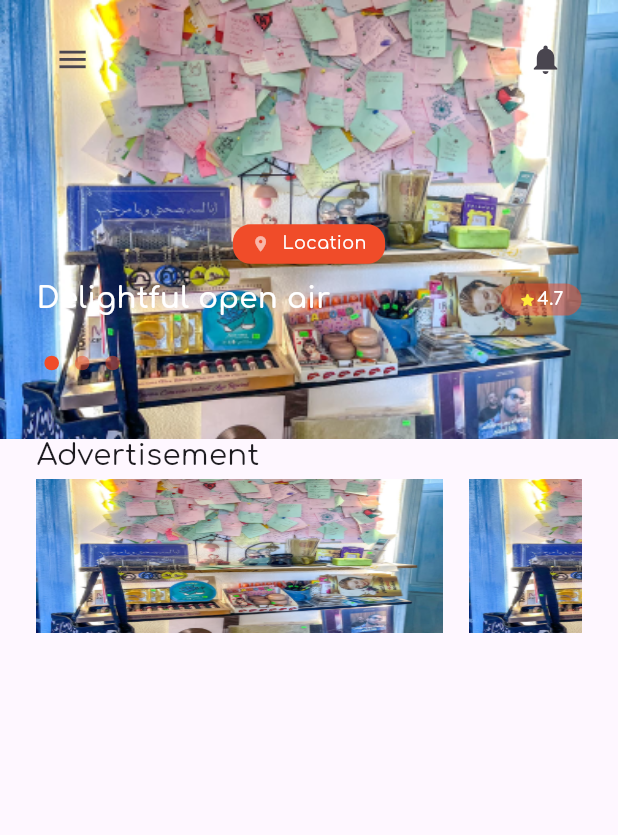
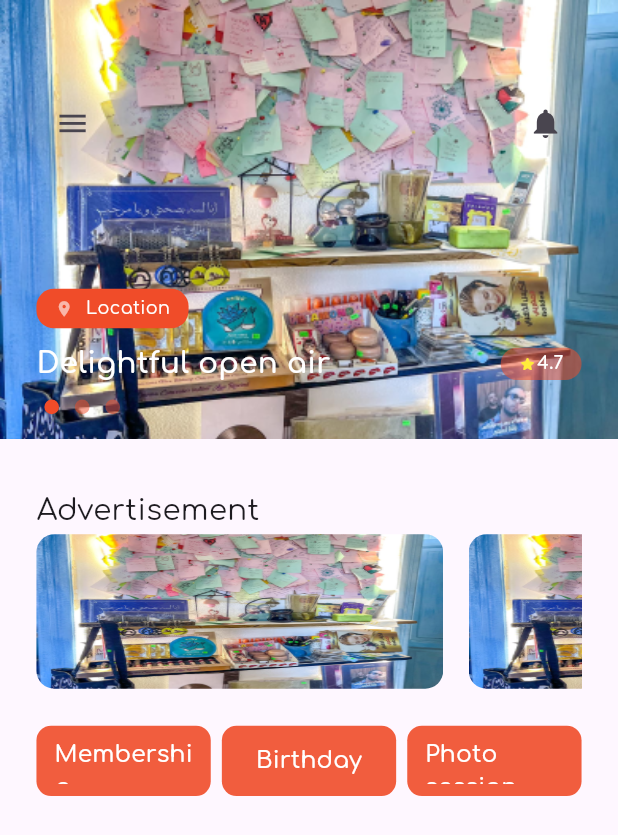
Before and after one commit to AhmedYasserww/shaghaf_app, a Flutter app: the HomeView screen opened by its route, on a phone screen of 412 x 824 dp. Shown: the top 835 px of the screen. Run offline on Flutter 3.47's test engine with Material 3 defaults, Android fonts, the phone set to English and light mode, and no system bars; drawn by our look-alikes of carousel_slider; our stand-ins replace flutter_otp_text_field, flutter_screenutil, flutter_svg, go_router, google_fonts.

Commit message:
some updates in home feature

```diff
--- a/lib/core/widgets/custom_button.dart
+++ b/lib/core/widgets/custom_button.dart
@@ -7,19 +7,22 @@ class CustomButton extends StatelessWidget {
     super.key,
     this.borderRadius,
     required this.text,
-    this.onPressed,
+    this.onPressed, this.color,  this.textStyle, this.height,
   });
   final String text;
   final BorderRadius? borderRadius;
   final  Function()? onPressed;
+  final Color? color;
+  final TextStyle? textStyle;
+  final double? height;
   @override
   Widget build(BuildContext context) {
     return SizedBox(
-      height: 37,
+      height: height?.h ?? 37.h,
       child: TextButton(
         onPressed: onPressed,
         style: TextButton.styleFrom(
-          backgroundColor: const Color(0xff20473E),
+          backgroundColor: color ?? const Color(0xff20473E),
           shape: RoundedRectangleBorder(
             borderRadius: borderRadius ??
                 BorderRadius.circular(
@@ -27,10 +30,12 @@ class CustomButton extends StatelessWidget {
                 ),
           ),
         ),
-        child: Text(
-          text,
-          style: Styles.textStyle12.copyWith(
-            color: Colors.white,
+        child: Center(
+          child: Text(
+            text,
+            style: textStyle ?? Styles.textStyle12.copyWith(
+              color: Colors.white,
+            ),
           ),
         ),
       ),
--- a/lib/core/widgets/custom_image.dart
+++ b/lib/core/widgets/custom_image.dart
@@ -1,17 +1,22 @@
 import 'package:flutter/material.dart';
 import 'package:flutter_screenutil/flutter_screenutil.dart';
 class CustomImage extends StatelessWidget {
-  const CustomImage({super.key, required this.width, required this.height, required this.url});
+  const CustomImage({super.key, required this.width, required this.height, required this.url, this.borderRadius});
   final double width;
   final double height;
    final String url;
+  final BorderRadius? borderRadius;
   @override
   Widget build(BuildContext context) {
     return Container(
       width: width.w,
       height: height.h,
       decoration: BoxDecoration(
-        image: DecorationImage(image: AssetImage(url),fit: BoxFit.fill)
+        image: DecorationImage(image: AssetImage(url),fit: BoxFit.fill),
+        borderRadius: borderRadius ??
+            BorderRadius.circular(
+              0.r,
+            ),
       ),
     );
   }
--- a/lib/features/home/presentation/views/widgets/home_view_app_bar.dart
+++ b/lib/features/home/presentation/views/widgets/home_view_app_bar.dart
@@ -5,7 +5,9 @@ class HomeViewAppBar extends StatelessWidget {
 
   @override
   Widget build(BuildContext context) {
-    return SafeArea(child: Row(
+    return Padding(
+      padding:  EdgeInsets.only(top: 60.h),
+      child: Row(
         mainAxisAlignment: MainAxisAlignment.start,
         crossAxisAlignment: CrossAxisAlignment.start,
         children: [
@@ -13,6 +15,7 @@ class HomeViewAppBar extends StatelessWidget {
           Spacer(),
           IconButton(onPressed: (){}, icon: Icon(Icons.notifications,size: 24.sp,)),
         ],
-    ));
+      ),
+    );
   }
 }
--- a/lib/features/home/presentation/views/widgets/home_view_body.dart
+++ b/lib/features/home/presentation/views/widgets/home_view_body.dart
@@ -1,7 +1,7 @@
 import 'package:flutter/material.dart';
 import 'package:shagaf/features/home/data/models/model.dart';
 import 'package:shagaf/features/home/presentation/views/widgets/home_view_carousel.dart';
-import 'package:shagaf/features/home/presentation/views/widgets/home_view_carousel_details.dart';
+import 'package:shagaf/features/home/presentation/views/widgets/home_view_details.dart';
 
 class HomeViewBody extends StatefulWidget {
   const HomeViewBody({Key? key}) : super(key: key);
@@ -22,7 +22,7 @@ class _HomeViewBodyState extends State<HomeViewBody> {
             });
           },
         ),
-        HomeViewCarouselDetails(
+        HomeViewDetails(
           currentIndex: _currentIndex,
           length: images.length,
         ),
--- a/lib/features/home/presentation/views/widgets/home_view_carousel.dart
+++ b/lib/features/home/presentation/views/widgets/home_view_carousel.dart
@@ -3,8 +3,6 @@ import 'package:flutter/material.dart';
 import 'package:flutter_screenutil/flutter_screenutil.dart';
 import 'package:shagaf/core/widgets/custom_image.dart';
 import 'package:shagaf/features/home/data/models/model.dart';
-import 'package:shagaf/features/home/presentation/views/widgets/home_view_carousel_details.dart';
-import 'package:shagaf/core/widgets/custom_indicator.dart';
 
 class HomeViewCarousel extends StatefulWidget {
   HomeViewCarousel({Key? key, required this.onIndexChanged}) : super(key: key);
--- a/lib/features/home/presentation/views/widgets/home_view_carousel_details.dart
+++ b/lib/features/home/presentation/views/widgets/home_view_details.dart
@@ -5,9 +5,10 @@ import 'package:shagaf/features/home/presentation/views/widgets/home_view_app_ba
 import 'package:shagaf/core/widgets/custom_indicator.dart';
 import 'package:shagaf/features/home/presentation/views/widgets/home_view_list.dart';
 import 'package:shagaf/features/home/presentation/views/widgets/home_view_location_and_name.dart';
+import 'package:shagaf/features/home/presentation/views/widgets/home_view_row_buttons.dart';
 
-class HomeViewCarouselDetails extends StatelessWidget {
-  const HomeViewCarouselDetails({
+class HomeViewDetails extends StatelessWidget {
+  const HomeViewDetails({
     Key? key,
     required this.currentIndex,
     required this.length,
@@ -19,16 +20,17 @@ class HomeViewCarouselDetails extends StatelessWidget {
   @override
   Widget build(BuildContext context) {
     return Padding(
-      padding: EdgeInsets.symmetric(horizontal: 23.w, vertical: 16.h),
+      padding: EdgeInsets.symmetric(horizontal: 23.w),
       child: Column(
         crossAxisAlignment: CrossAxisAlignment.start,
+        mainAxisAlignment: MainAxisAlignment.start,
         children: [
           HomeViewAppBar(),
           SizedBox(
             height: 88.h,
           ), // Adjust the height here
           HomeViewLocationAndName(),
-          SizedBox(height: 24.h),
+          SizedBox(height: 10.h),
           Align(
             alignment: Alignment.bottomLeft,
             child: CustomIndicator(
@@ -40,13 +42,21 @@ class HomeViewCarouselDetails extends StatelessWidget {
             ),
           ),
           SizedBox(
-            height: 44.h,
+            height: 40.h,
+          ),
+          SizedBox(
+            height: 12.h,
           ),
           Text(
             "Advertisement",
             style: Styles.textStyle20.copyWith(fontWeight: FontWeight.w400),
           ),
-          HomeViewList()
+          HomeViewList(),
+          SizedBox(
+            height: 24.h,
+          ),
+          HomeViewRowButtons(),
+
         ],
       ),
     );
--- a/lib/features/home/presentation/views/widgets/home_view_list.dart
+++ b/lib/features/home/presentation/views/widgets/home_view_list.dart
@@ -16,7 +16,8 @@ class HomeViewList extends StatelessWidget {
               CustomImage(
                   width: 243.w,
                   height: 108.h,
-                  url: "assets/images/Rectangle 346.png"),
+                  url: "assets/images/Rectangle 346.png",
+              borderRadius: BorderRadius.circular(12),),
               SizedBox(
                 width: 16.w,
               )
--- a/lib/features/home/presentation/views/widgets/home_view_location_and_name.dart
+++ b/lib/features/home/presentation/views/widgets/home_view_location_and_name.dart
@@ -8,6 +8,7 @@ class HomeViewLocationAndName extends StatelessWidget {
   @override
   Widget build(BuildContext context) {
     return Column(
+      crossAxisAlignment: CrossAxisAlignment.start,
       children: [
         Container(
           width: 96.w,
--- /dev/null
+++ b/lib/features/home/presentation/views/widgets/home_view_row_buttons.dart
@@ -0,0 +1,44 @@
+import 'package:flutter/material.dart';
+import 'package:flutter_screenutil/flutter_screenutil.dart';
+import 'package:shagaf/core/utils/styles.dart';
+import 'package:shagaf/core/widgets/custom_button.dart';
+
+class HomeViewRowButtons extends StatelessWidget {
+  const HomeViewRowButtons({Key? key}) : super(key: key);
+
+  @override
+  Widget build(BuildContext context) {
+    return Row(
+      mainAxisAlignment: MainAxisAlignment.spaceBetween,
+      children: [
+        SizedBox(
+            width: 110.w,
+            child: CustomButton(
+              height: 48,
+              text: "Membership",
+              color: Color(0xffF04C29).withOpacity(.9),
+              textStyle: Styles.textStyle16
+                  .copyWith(fontWeight: FontWeight.w500, color: Colors.white),
+            )),
+        SizedBox(
+            width: 110.w,
+            child: CustomButton(
+              height: 48,
+              text: "Birthday",
+              color: Color(0xffF04C29).withOpacity(.9),
+              textStyle: Styles.textStyle16
+                  .copyWith(fontWeight: FontWeight.w500, color: Colors.white),
+            )),
+        SizedBox(
+            width: 110.w,
+            child: CustomButton(
+              height: 48,
+              text: "Photo session",
+              color: Color(0xffF04C29).withOpacity(.9),
+              textStyle: Styles.textStyle16
+                  .copyWith(fontWeight: FontWeight.w500, color: Colors.white),
+            )),
+      ],
+    );
+  }
+}
```
Lines whose indentation alone changed are shown as unchanged.
